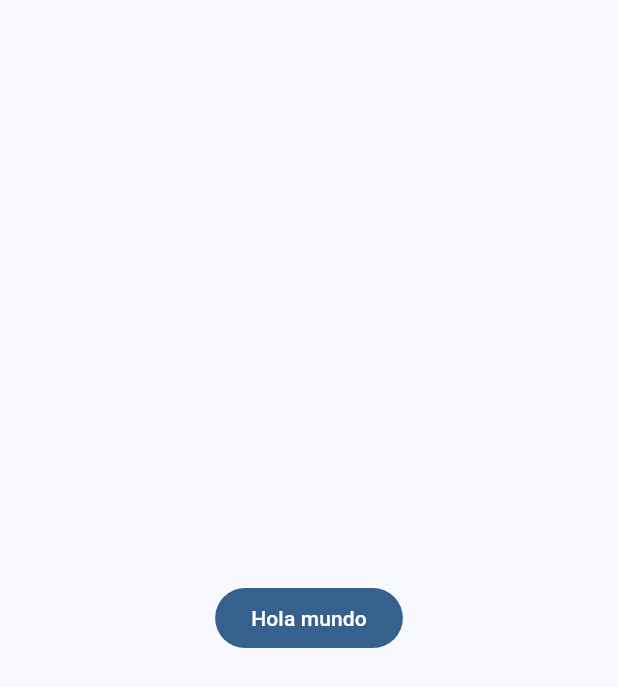
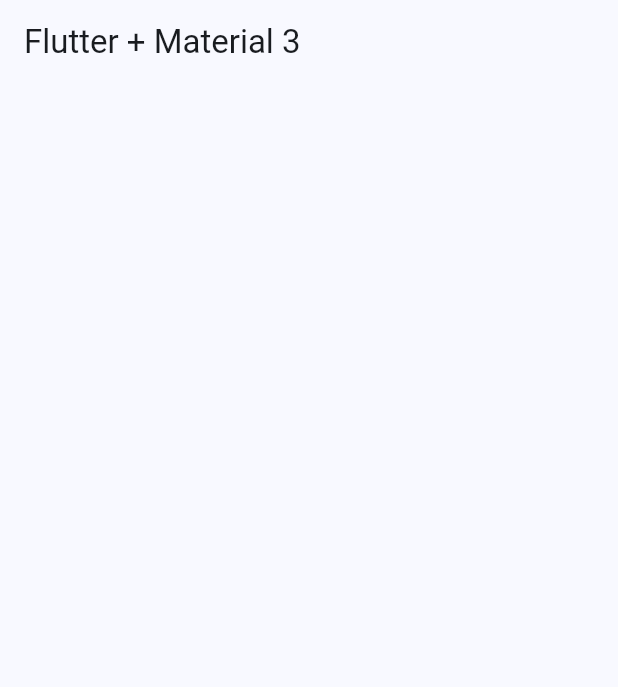
Before and after one commit to AlexhHr23/widgets_app, a Flutter app: the screen it shows after launch, on a phone screen of 412 x 824 dp. Shown: the top 687 px of the screen. Run offline on Flutter 3.47's test engine with Material 3 defaults, Android fonts, the phone set to English and light mode, and no system bars.

Commit message:
Creación de home screen

```diff
--- a/lib/config/theme/app_theme.dart
+++ b/lib/config/theme/app_theme.dart
@@ -20,6 +20,6 @@ class AppTheme {
       'Selected color must be less or equal than 0 ${colorList.length -1 }');
 
   ThemeData getTheme() => ThemeData(
-    colorSchemeSeed: colorList[selectedColor]
+    colorSchemeSeed: colorList[selectedColor],
   );
 }
--- a/lib/main.dart
+++ b/lib/main.dart
@@ -1,5 +1,6 @@
 import 'package:flutter/material.dart';
 import 'package:widgets_app/config/theme/app_theme.dart';
+import 'package:widgets_app/presentation/screens/home/home_screen.dart';
 
 void main() {
   runApp(const MainApp());
@@ -13,11 +14,7 @@ class MainApp extends StatelessWidget {
     return MaterialApp(
       debugShowCheckedModeBanner: false,
       theme: AppTheme(selectedColor: 0).getTheme(),
-      home: Scaffold(
-        body: Center(
-          child: FilledButton(onPressed: (){}, child: Text('Hola mundo')),
-        ),
-      ),
+      home: const HomeScreen()
     );
   }
 }
--- /dev/null
+++ b/lib/presentation/screens/home/home_screen.dart
@@ -0,0 +1,15 @@
+import 'package:flutter/material.dart';
+
+class HomeScreen extends StatelessWidget {
+  const HomeScreen({super.key});
+
+  @override
+  Widget build(BuildContext context) {
+    return Scaffold(
+      appBar: AppBar(
+        title: Text('Flutter + Material 3'),
+        centerTitle: false,
+      ),
+    );
+  }
+}
```
